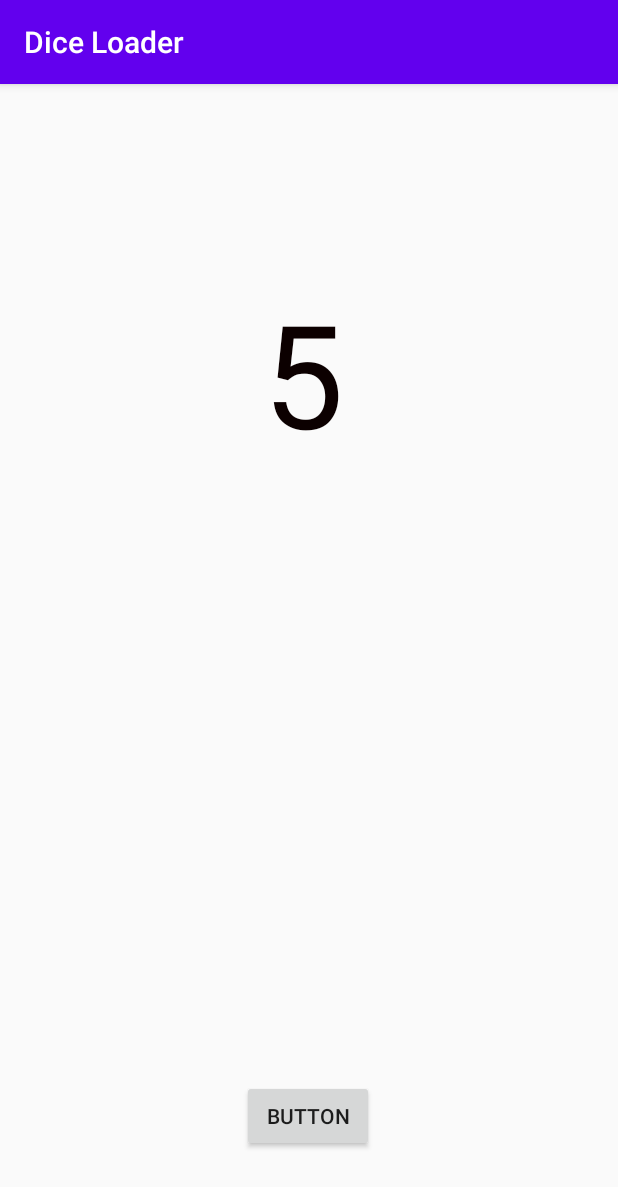
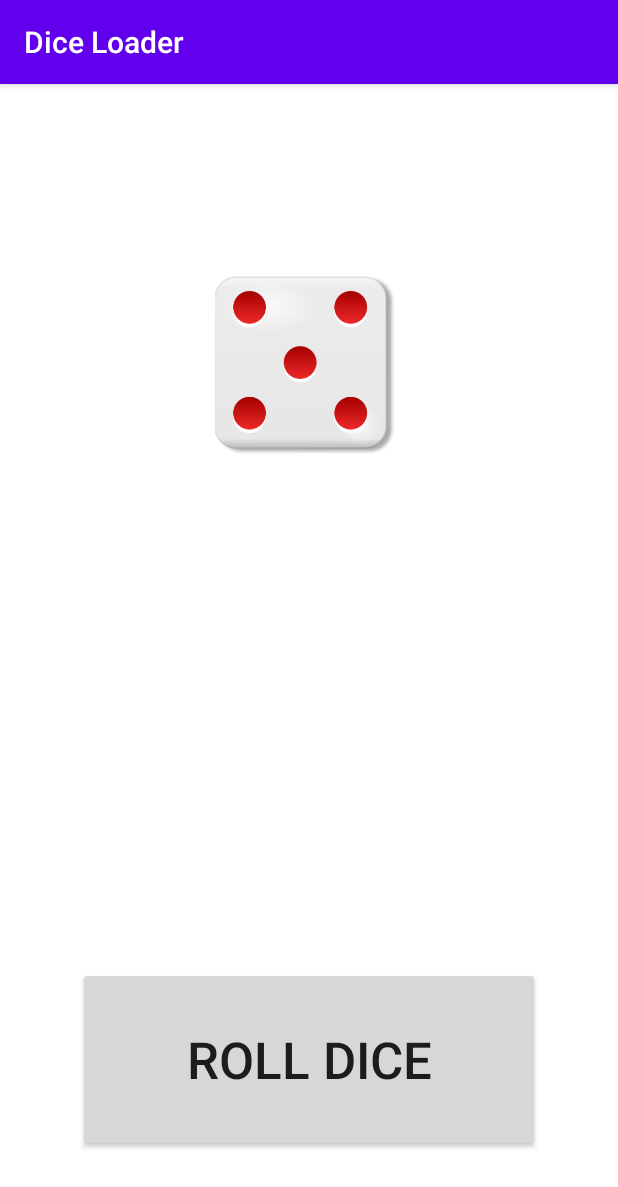
Before and after one commit to Avinash-dev-code/A-Dice-Roller, an Android app: the screen it shows after launch (MainActivity), on a phone screen of 412 x 824 dp. Shown: the top 1187 px of the screen. Run offline under Robolectric (Android 15) with nearby library versions, the phone set to English and light mode, and no system bars.

Commit message:
changes code added

```diff
--- a/app/src/main/java/com/example/diceloader/MainActivity.java
+++ b/app/src/main/java/com/example/diceloader/MainActivity.java
@@ -7,23 +7,27 @@ import android.opengl.Visibility;
 import android.os.Bundle;
 import android.view.View;
 import android.widget.Button;
+import android.widget.ImageView;
 import android.widget.TextView;
+import android.widget.Toast;
 
 import com.airbnb.lottie.LottieAnimationView;
 
 import java.util.Random;
 
 public class MainActivity extends AppCompatActivity {
-    private int[] dice = {1, 2, 3, 4, 5, 6};
+
+    private int[] images={R.drawable.die_face_1,R.drawable.die_face_2,R.drawable.die_face_3,R.drawable.die_face_4,R.drawable.die_face_5,R.drawable.die_face_6};
+    private int[] numbers={1,2,3,4,5,6};
     private LottieAnimationView lot;
-    private TextView t1;
+    private ImageView t1;
     private Button b1;
 
     @Override
     protected void onCreate(Bundle savedInstanceState) {
         super.onCreate(savedInstanceState);
         setContentView(R.layout.activity_main);
-        t1 = (TextView) findViewById(R.id.textView);
+        t1 = (ImageView) findViewById(R.id.textView);
         b1 = (Button) findViewById(R.id.b1);
         lot = (LottieAnimationView) findViewById(R.id.lottieAnimationView);
 
@@ -50,9 +54,11 @@ public class MainActivity extends AppCompatActivity {
                 showNumber();
                 Random random = new Random();
 
-                int randNum = random.nextInt(dice.length);
+                int randNum = random.nextInt(images.length);
 
-                t1.setText(Integer.toString(dice[randNum]));
+
+
+                t1.setImageResource(Integer.parseInt(Integer.toString(images[randNum])));
 
             }
 
@@ -73,13 +79,14 @@ public class MainActivity extends AppCompatActivity {
 
     private void showDice() {
         lot.setVisibility(View.VISIBLE);
-
+        b1.setEnabled(false);
         t1.setVisibility(View.INVISIBLE);
     }
 
      public  void showNumber(){
          t1.setVisibility(View.VISIBLE);
          lot.setVisibility(View.INVISIBLE);
+         b1.setEnabled(true);
 
      }
 }
--- a/app/src/main/res/layout/activity_main.xml
+++ b/app/src/main/res/layout/activity_main.xml
@@ -4,14 +4,16 @@
     xmlns:tools="http://schemas.android.com/tools"
     android:layout_width="match_parent"
     android:layout_height="match_parent"
+    android:background="#ffffff"
     tools:context=".MainActivity">
 
-    <TextView
+    <ImageView
         android:id="@+id/textView"
-        android:layout_width="wrap_content"
-        android:layout_height="wrap_content"
+        android:layout_width="120dp"
+        android:layout_height="120dp"
         android:layout_marginTop="128dp"
         android:gravity="center"
+        android:scaleType="centerCrop"
         android:textColor="#0C0000"
         android:textSize="96sp"
         app:layout_constraintEnd_toEndOf="parent"
@@ -34,10 +36,11 @@
 
     <Button
         android:id="@+id/b1"
-        android:layout_width="wrap_content"
-        android:layout_height="wrap_content"
+        android:layout_width="308dp"
+        android:layout_height="123dp"
         android:layout_marginBottom="56dp"
-        android:text="Button"
+        android:text="Roll Dice"
+        android:textSize="34sp"
         app:layout_constraintBottom_toBottomOf="parent"
         app:layout_constraintEnd_toEndOf="parent"
         app:layout_constraintHorizontal_bias="0.498"
```
Also changed, not shown: app/src/main/res/drawable/die_face_1.png (added), app/src/main/res/drawable/die_face_2.png (added), app/src/main/res/drawable/die_face_3.png (added), app/src/main/res/drawable/die_face_4.png (added), app/src/main/res/drawable/die_face_5.png (added), app/src/main/res/drawable/die_face_6.png (added).
